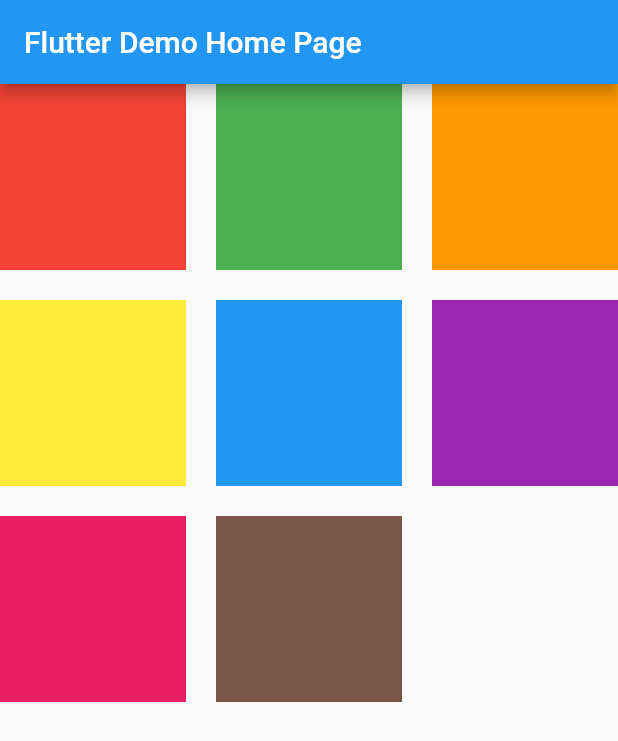
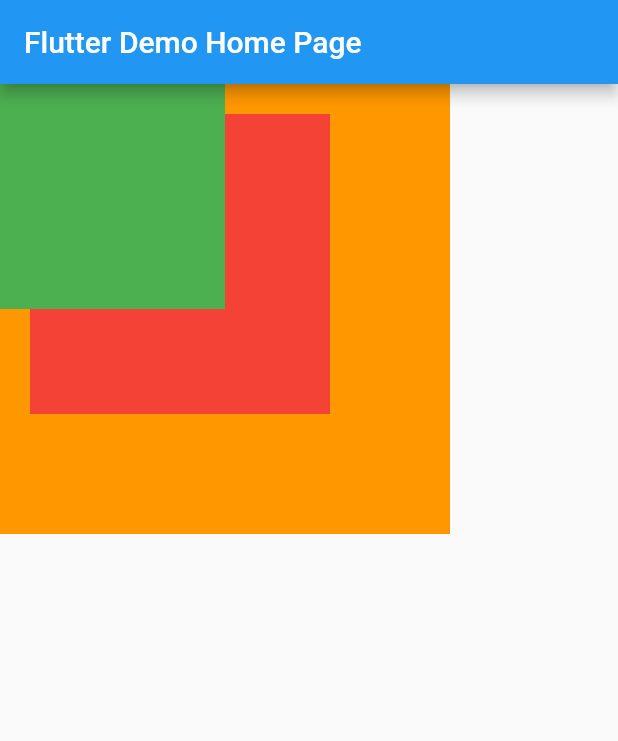
Before and after one commit to Braj111/PractiseCodes-Flutter, a Flutter app: the screen it shows after launch, on a phone screen of 412 x 824 dp. Shown: the top 741 px of the screen. Run offline on Flutter 3.47's test engine with Material 2 defaults, Android fonts, the phone set to English and light mode, and no system bars.

Commit message:
Stack Widget

```diff
--- a/lib/main.dart
+++ b/lib/main.dart
@@ -75,11 +75,33 @@ class _MyHomePageState extends State<MyHomePage> {
         // the App.build method, and use it to set our appbar title.
         title: Text(widget.title),
       ),
-      body: GridView.builder(itemBuilder: (context, index) {
-        return Container(color: arrColors[index],);
-      }, itemCount: arrColors.length, gridDelegate: const SliverGridDelegateWithFixedCrossAxisCount(
-        crossAxisCount: 3, mainAxisSpacing: 20, crossAxisSpacing: 20,
-      )
+      body: Container(
+        height: 300,
+        width: 300,
+        color: Colors.orange,
+        child: Stack(
+          children: [
+            Positioned(
+              left: 20,
+              top: 20,
+              child: Container(
+                width: 200,
+                height: 200,
+                color: Colors.red,
+              ),
+            ),
+            Container(
+              width: 150,
+              height: 150,
+              color: Colors.green,
+            ),
+            // Container(
+            //   width: 100,
+            //   height: 100,
+            //   color: Colors.blue,
+            // )
+          ],
+        ),
       )
       );
   }
```
